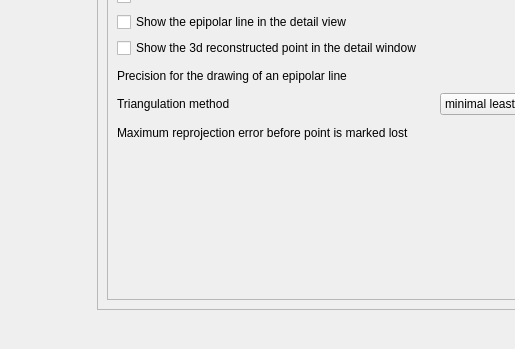
Old version of the form src/ui/ui-files/SettingsDialog.ui in the repository XROMMPackages/xmalab; both pictures show x 0 to 515 and y 784 to 1133 of the 850 by 1133 pixel window.
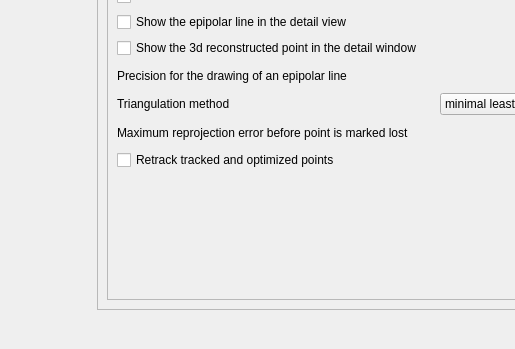
New version of the form. Icons and pictures are not drawn.

```diff
--- a/src/ui/ui-files/SettingsDialog.ui
+++ b/src/ui/ui-files/SettingsDialog.ui
@@ -339,7 +339,7 @@
             </property>
            </widget>
           </item>
-          <item row="8" column="0" colspan="3">
+          <item row="9" column="0" colspan="3">
            <spacer name="verticalSpacer_4">
             <property name="orientation">
              <enum>Qt::Vertical</enum>
@@ -450,6 +450,19 @@
           <item row="7" column="2">
            <widget class="QDoubleSpinBox" name="doubleSpinBox_MaxError"/>
           </item>
+          <item row="8" column="0">
+           <widget class="QCheckBox" name="checkBox_RetrackOptimizedTrackedPoints">
+            <property name="sizePolicy">
+             <sizepolicy hsizetype="Minimum" vsizetype="Minimum">
+              <horstretch>0</horstretch>
+              <verstretch>0</verstretch>
+             </sizepolicy>
+            </property>
+            <property name="text">
+             <string>Retrack tracked and optimized points</string>
+            </property>
+           </widget>
+          </item>
          </layout>
         </widget>
        </widget>
```
Left out of the diff: 72 changed lines with no effect on the pictures.
